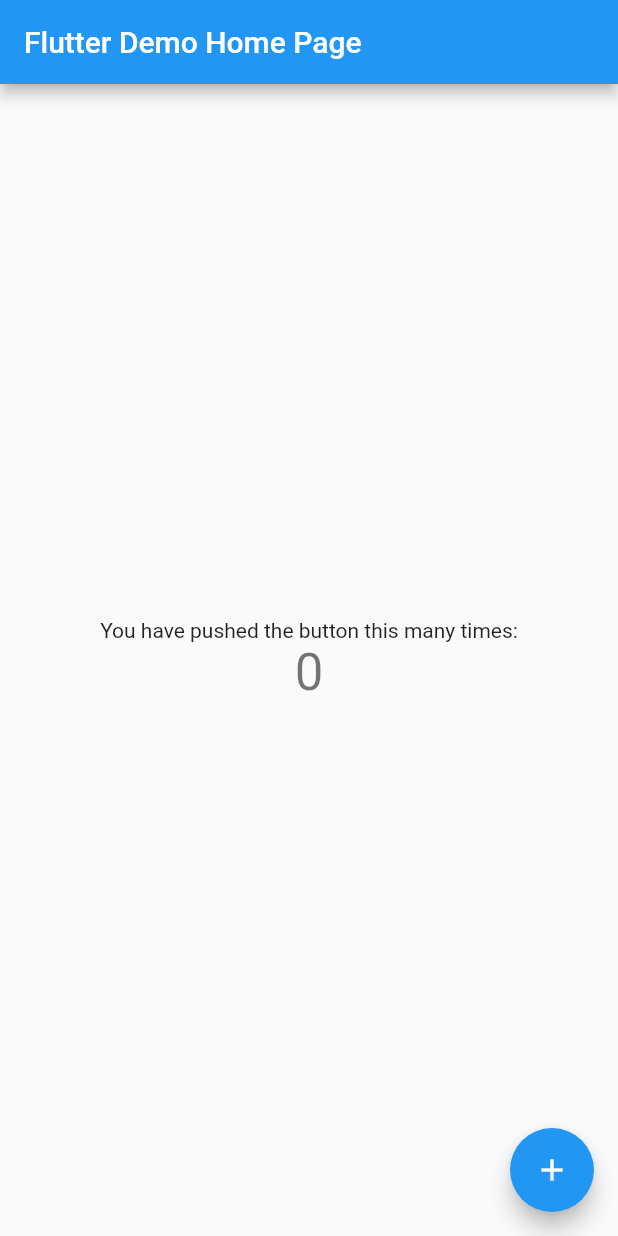
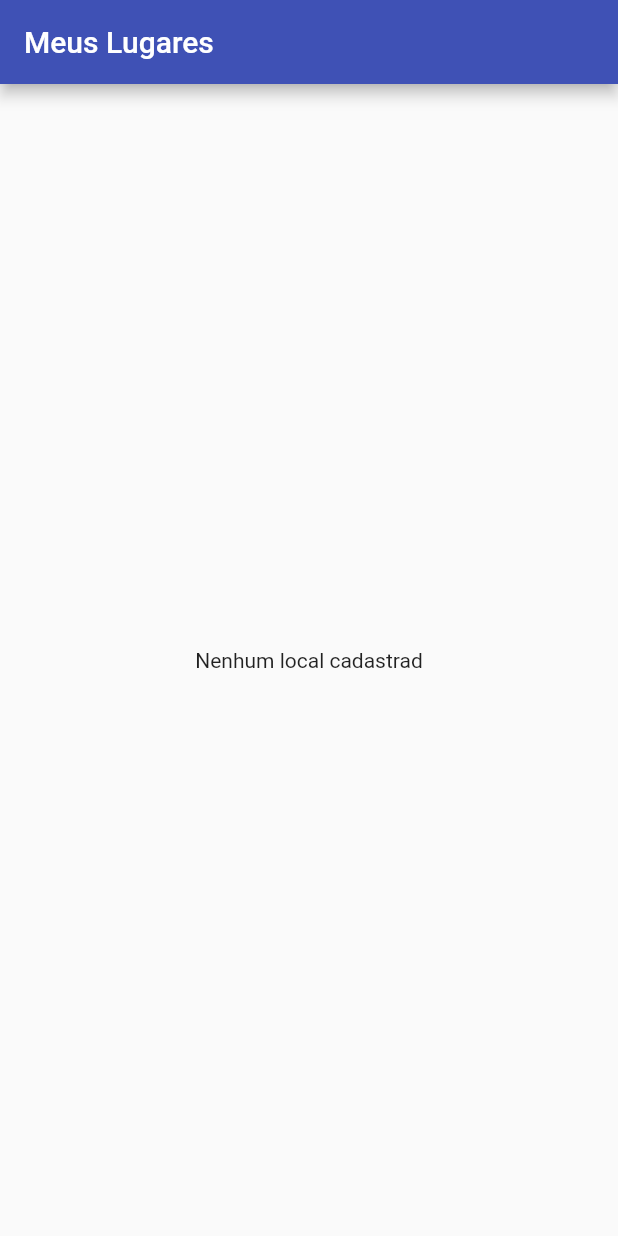
Before and after one commit to ademir2011/app05places, a Flutter app: the screen it shows after launch, on a phone screen of 412 x 824 dp. Run offline on Flutter 3.47's test engine with Material 2 defaults, Android fonts, the phone set to English and light mode, and no system bars; our stand-ins replace image_picker, sqflite; accounts and stored records are empty.

Commit message:
implementação camera e banco de dados local

```diff
--- a/lib/main.dart
+++ b/lib/main.dart
@@ -1,4 +1,9 @@
+import 'package:app05places/providers/great_places.dart';
+import 'package:app05places/screens/place_form_screen.dart';
+import 'package:app05places/screens/places_list_screen.dart';
+import 'package:app05places/utils/app_routes.dart';
 import 'package:flutter/material.dart';
+import 'package:provider/provider.dart';
 
 void main() {
   runApp(const MyApp());
@@ -10,106 +15,20 @@ class MyApp extends StatelessWidget {
   // This widget is the root of your application.
   @override
   Widget build(BuildContext context) {
-    return MaterialApp(
-      title: 'Flutter Demo',
-      theme: ThemeData(
-        // This is the theme of your application.
-        //
-        // Try running your application with "flutter run". You'll see the
-        // application has a blue toolbar. Then, without quitting the app, try
-        // changing the primarySwatch below to Colors.green and then invoke
-        // "hot reload" (press "r" in the console where you ran "flutter run",
-        // or simply save your changes to "hot reload" in a Flutter IDE).
-        // Notice that the counter didn't reset back to zero; the application
-        // is not restarted.
-        primarySwatch: Colors.blue,
+    return ChangeNotifierProvider(
+      create: (ctx) => GreatPlaces(),
+      child: MaterialApp(
+        title: 'Great Places',
+        theme: ThemeData(
+          primarySwatch: Colors.indigo,
+          accentColor: Colors.amber,
+          visualDensity: VisualDensity.adaptivePlatformDensity,
+        ),
+        home: const PlacesListScreen(),
+        routes: {
+          AppRoutes.PLACE_FORM: (ctx) => PlaceFormScreen(),
+        },
       ),
-      home: const MyHomePage(title: 'Flutter Demo Home Page'),
     );
   }
 }
-
-class MyHomePage extends StatefulWidget {
-  const MyHomePage({Key? key, required this.title}) : super(key: key);
-
-  // This widget is the home page of your application. It is stateful, meaning
-  // that it has a State object (defined below) that contains fields that affect
-  // how it looks.
-
-  // This class is the configuration for the state. It holds the values (in this
-  // case the title) provided by the parent (in this case the App widget) and
-  // used by the build method of the State. Fields in a Widget subclass are
-  // always marked "final".
-
-  final String title;
-
-  @override
-  State<MyHomePage> createState() => _MyHomePageState();
-}
-
-class _MyHomePageState extends State<MyHomePage> {
-  int _counter = 0;
-
-  void _incrementCounter() {
-    setState(() {
-      // This call to setState tells the Flutter framework that something has
-      // changed in this State, which causes it to rerun the build method below
-      // so that the display can reflect the updated values. If we changed
-      // _counter without calling setState(), then the build method would not be
-      // called again, and so nothing would appear to happen.
-      _counter++;
-    });
-  }
-
-  @override
-  Widget build(BuildContext context) {
-    // This method is rerun every time setState is called, for instance as done
-    // by the _incrementCounter method above.
-    //
-    // The Flutter framework has been optimized to make rerunning build methods
-    // fast, so that you can just rebuild anything that needs updating rather
-    // than having to individually change instances of widgets.
-    return Scaffold(
-      appBar: AppBar(
-        // Here we take the value from the MyHomePage object that was created by
-        // the App.build method, and use it to set our appbar title.
-        title: Text(widget.title),
-      ),
-      body: Center(
-        // Center is a layout widget. It takes a single child and positions it
-        // in the middle of the parent.
-        child: Column(
-          // Column is also a layout widget. It takes a list of children and
-          // arranges them vertically. By default, it sizes itself to fit its
-          // children horizontally, and tries to be as tall as its parent.
-          //
-          // Invoke "debug painting" (press "p" in the console, choose the
-          // "Toggle Debug Paint" action from the Flutter Inspector in Android
-          // Studio, or the "Toggle Debug Paint" command in Visual Studio Code)
-          // to see the wireframe for each widget.
-          //
-          // Column has various properties to control how it sizes itself and
-          // how it positions its children. Here we use mainAxisAlignment to
-          // center the children vertically; the main axis here is the vertical
-          // axis because Columns are vertical (the cross axis would be
-          // horizontal).
-          mainAxisAlignment: MainAxisAlignment.center,
-          children: <Widget>[
-            const Text(
-              'You have pushed the button this many times:',
-            ),
-            Text(
-              '$_counter',
-              style: Theme.of(context).textTheme.headline4,
-            ),
-          ],
-        ),
-      ),
-      floatingActionButton: FloatingActionButton(
-        onPressed: _incrementCounter,
-        tooltip: 'Increment',
-        child: const Icon(Icons.add),
-      ), // This trailing comma makes auto-formatting nicer for build methods.
-    );
-  }
-}
--- /dev/null
+++ b/lib/models/place.dart
@@ -0,0 +1,22 @@
+import 'dart:io';
+
+class PlaceLocation {
+  final double latitude;
+  final double longitude;
+  final String? address;
+  PlaceLocation({required this.latitude, required this.longitude, this.address});
+}
+
+class Place {
+  final String id;
+  final String title;
+  final PlaceLocation? location;
+  final File image;
+
+  Place({
+    required this.id,
+    required this.title,
+    required this.location,
+    required this.image,
+  });
+}
--- /dev/null
+++ b/lib/screens/places_list_screen.dart
@@ -0,0 +1,38 @@
+import 'package:app05places/providers/great_places.dart';
+import 'package:flutter/material.dart';
+import 'package:provider/provider.dart';
+
+class PlacesListScreen extends StatelessWidget {
+  const PlacesListScreen({Key? key}) : super(key: key);
+
+  @override
+  Widget build(BuildContext context) {
+    return Scaffold(
+      appBar: AppBar(
+        title: const Text('Meus Lugares'),
+      ),
+      body: FutureBuilder(
+        future: Provider.of<GreatPlaces>(context, listen: false).loadPlaces(),
+        builder: (ctx, snapshot) => snapshot.connectionState == ConnectionState.waiting
+            ? const Center(child: CircularProgressIndicator())
+            : Consumer<GreatPlaces>(
+                child: const Center(
+                  child: Text('Nenhum local cadastrad'),
+                ),
+                builder: (ctx, greatPlaces, ch) => greatPlaces.itemsCount == 0
+                    ? ch!
+                    : ListView.builder(
+                        itemCount: greatPlaces.itemsCount,
+                        itemBuilder: (ctx, i) => ListTile(
+                          leading: CircleAvatar(
+                            backgroundImage: FileImage(greatPlaces.itemByIndex(i).image),
+                          ),
+                          title: Text(greatPlaces.itemByIndex(i).title),
+                          onTap: () {},
+                        ),
+                      ),
+              ),
+      ),
+    );
+  }
+}
--- /dev/null
+++ b/lib/utils/app_routes.dart
@@ -0,0 +1,3 @@
+class AppRoutes {
+  static const String PLACE_FORM = '/place-form';
+}
--- /dev/null
+++ b/lib/utils/db_util.dart
@@ -0,0 +1,31 @@
+import 'package:path/path.dart' as path;
+import 'package:sqflite/sqflite.dart' as sql;
+
+class DbUtil {
+  static Future<sql.Database> database() async {
+    final dbPath = await sql.getDatabasesPath();
+    return sql.openDatabase(
+      path.join(dbPath, 'places.db'),
+      onCreate: (db, version) {
+        return db.execute(
+          'CREATE TABLE places (id TEXT PRIMARY KEY, title TEXT, image TEXT)',
+        );
+      },
+      version: 1,
+    );
+  }
+
+  static Future<void> insert(String table, Map<String, Object> data) async {
+    final db = await DbUtil.database();
+    await db.insert(
+      table,
+      data,
+      conflictAlgorithm: sql.ConflictAlgorithm.replace,
+    );
+  }
+
+  static Future<List<Map<String, dynamic>>> getData(String table) async {
+    final db = await DbUtil.database();
+    return db.query(table);
+  }
+}
--- a/pubspec.yaml
+++ b/pubspec.yaml
@@ -29,6 +29,12 @@ environment:
 dependencies:
   flutter:
     sdk: flutter
+  provider: ^6.0.2
+  image_picker: ^0.8.4+5
+  path_provider: ^2.0.8
+  path: 1.8.0
+  sqflite: ^2.0.2
+  location: ^4.3.0
 
 
   # The following adds the Cupertino Icons font to your application.
```
Also changed, not shown: lib/providers/great_places.dart (added, +55 -0 lines), lib/screens/place_form_screen.dart (added, +89 -0 lines), lib/widgets/image_input.dart (added, +69 -0 lines), pubspec.lock.
